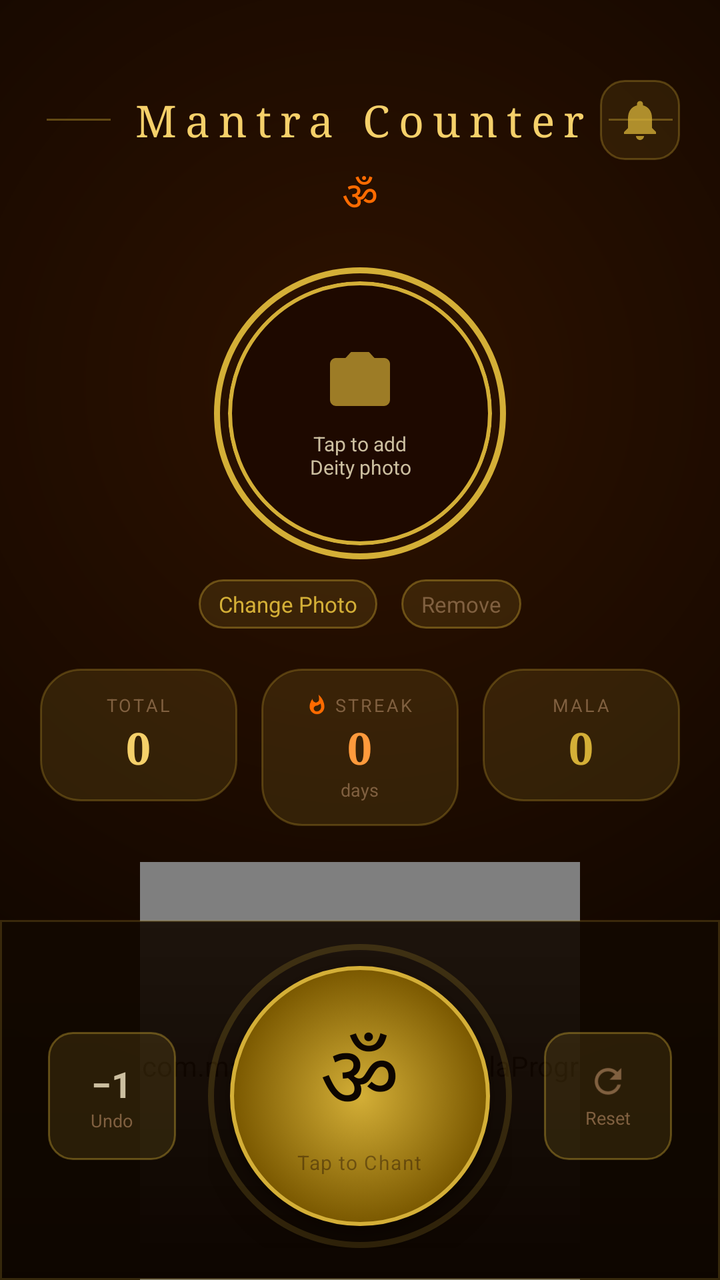
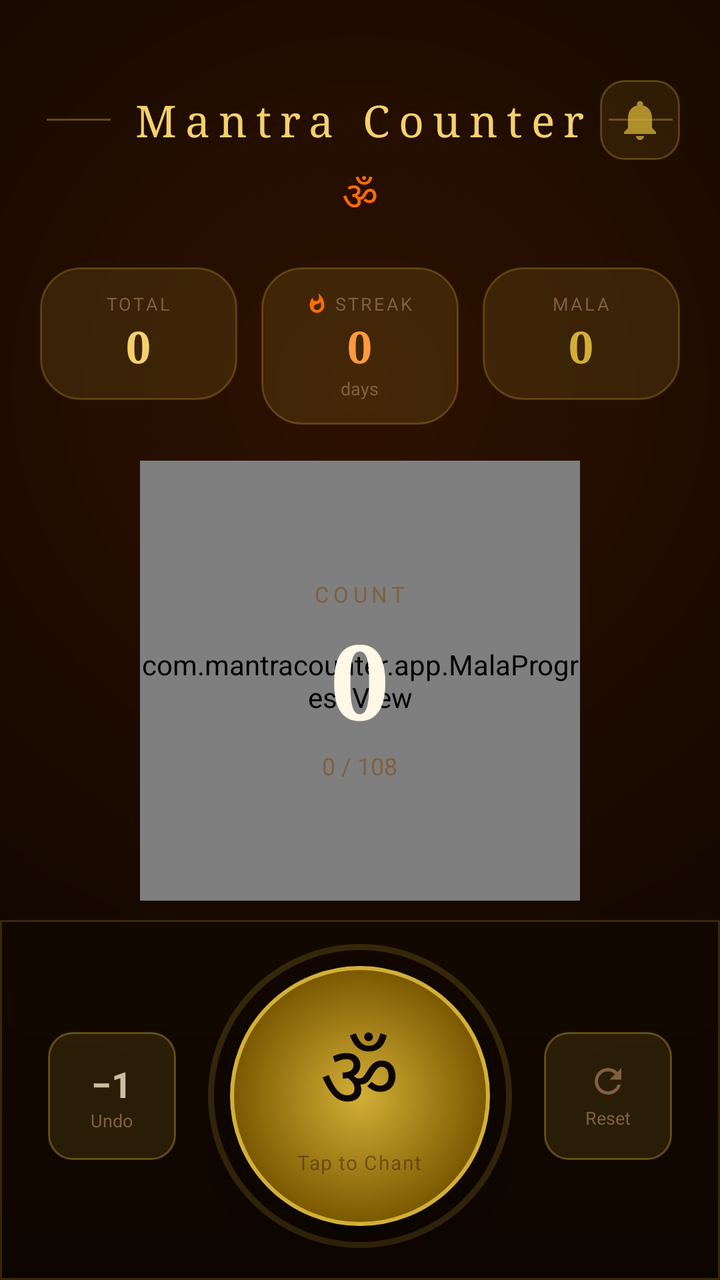

Compare the two renders of this Android layout. The source of the first and the diff that turns it into the second are given below.
<!-- AndroidManifest.xml: application theme Theme.MantraCounter -->
<!-- res/layout/activity_main.xml -->
<?xml version="1.0" encoding="utf-8"?>
<FrameLayout xmlns:android="http://schemas.android.com/apk/res/android"
    xmlns:app="http://schemas.android.com/apk/res-auto"
    xmlns:tools="http://schemas.android.com/tools"
    android:layout_width="match_parent"
    android:layout_height="match_parent"
    android:background="@drawable/bg_main_gradient"
    tools:context=".MainActivity">

    
    <androidx.core.widget.NestedScrollView
        android:layout_width="match_parent"
        android:layout_height="match_parent"
        android:paddingBottom="220dp"
        android:clipToPadding="false">

        <LinearLayout
            android:layout_width="match_parent"
            android:layout_height="wrap_content"
            android:orientation="vertical"
            android:gravity="center_horizontal"
            android:paddingTop="40dp"
            android:paddingLeft="20dp"
            android:paddingRight="20dp">

            
            <RelativeLayout
                android:layout_width="match_parent"
                android:layout_height="wrap_content"
                android:layout_marginBottom="4dp">

                <LinearLayout
                    android:layout_width="wrap_content"
                    android:layout_height="wrap_content"
                    android:orientation="horizontal"
                    android:gravity="center_vertical"
                    android:layout_centerInParent="true">

                    <View
                        android:layout_width="32dp"
                        android:layout_height="1dp"
                        android:background="#60D4AF37"
                        android:layout_marginEnd="10dp"/>

                    <TextView
                        android:layout_width="wrap_content"
                        android:layout_height="wrap_content"
                        android:text="@string/app_name"
                        android:textSize="22sp"
                        android:textColor="@color/gold_light"
                        android:letterSpacing="0.2"
                        android:fontFamily="serif" />

                    <View
                        android:layout_width="32dp"
                        android:layout_height="1dp"
                        android:background="#60D4AF37"
                        android:layout_marginStart="10dp"/>

                </LinearLayout>

                <ImageView
                    android:id="@+id/btnReminder"
                    android:layout_width="40dp"
                    android:layout_height="40dp"
                    android:src="@drawable/ic_bell_gold"
                    android:padding="8dp"
                    android:background="@drawable/bg_action_button"
                    android:layout_alignParentEnd="true"
                    android:layout_centerVertical="true"
                    android:clickable="true"
                    android:focusable="true"
                    android:contentDescription="@string/set_reminder"
                    android:alpha="0.8"/>

            </RelativeLayout>

            <TextView
                android:layout_width="wrap_content"
                android:layout_height="wrap_content"
                android:text="@string/om_symbol"
                android:textSize="20sp"
                android:textColor="@color/saffron"
                android:layout_marginBottom="20dp" />

            
            <FrameLayout
                android:layout_width="146dp"
                android:layout_height="146dp"
                android:layout_marginBottom="10dp">

                <View
                    android:layout_width="146dp"
                    android:layout_height="146dp"
                    android:background="@drawable/bg_deity_outer_ring"
                    android:layout_gravity="center" />

                <com.google.android.material.card.MaterialCardView
                    android:id="@+id/cardImage"
                    android:layout_width="132dp"
                    android:layout_height="132dp"
                    android:layout_gravity="center"
                    app:cardCornerRadius="66dp"
                    app:cardElevation="0dp"
                    app:strokeColor="@color/gold"
                    app:strokeWidth="2dp"
                    app:cardBackgroundColor="@color/bg_mid">

                    <FrameLayout
                        android:layout_width="match_parent"
                        android:layout_height="match_parent">

                        <ImageView
                            android:id="@+id/ivGoddess"
                            android:layout_width="match_parent"
                            android:layout_height="match_parent"
                            android:scaleType="centerCrop"
                            android:visibility="gone"
                            android:contentDescription="@string/deity_image_desc"/>

                        <LinearLayout
                            android:id="@+id/layoutUploadHint"
                            android:layout_width="match_parent"
                            android:layout_height="match_parent"
                            android:orientation="vertical"
                            android:gravity="center"
                            android:padding="12dp">

                            <ImageView
                                android:layout_width="36dp"
                                android:layout_height="36dp"
                                android:src="@drawable/ic_camera_gold"
                                android:alpha="0.7"
                                android:contentDescription="@null"/>

                            <TextView
                                android:layout_width="wrap_content"
                                android:layout_height="wrap_content"
                                android:text="@string/upload_deity"
                                android:textAlignment="center"
                                android:textColor="@color/text_secondary"
                                android:textSize="10sp"
                                android:layout_marginTop="6dp"/>

                        </LinearLayout>

                    </FrameLayout>

                </com.google.android.material.card.MaterialCardView>

            </FrameLayout>

            
            <LinearLayout
                android:layout_width="wrap_content"
                android:layout_height="wrap_content"
                android:orientation="horizontal"
                android:gravity="center"
                android:layout_marginBottom="20dp">

                <TextView
                    android:id="@+id/btnChangePhoto"
                    android:layout_width="wrap_content"
                    android:layout_height="wrap_content"
                    android:text="@string/change_photo"
                    android:textColor="@color/gold"
                    android:textSize="11sp"
                    android:paddingLeft="10dp"
                    android:paddingRight="10dp"
                    android:paddingTop="5dp"
                    android:paddingBottom="5dp"
                    android:background="@drawable/bg_action_button"
                    android:clickable="true"
                    android:focusable="true"/>

                <View android:layout_width="12dp" android:layout_height="1dp" />

                <TextView
                    android:id="@+id/btnClearImage"
                    android:layout_width="wrap_content"
                    android:layout_height="wrap_content"
                    android:text="@string/remove_photo"
                    android:textColor="@color/text_muted"
                    android:textSize="11sp"
                    android:paddingLeft="10dp"
                    android:paddingRight="10dp"
                    android:paddingTop="5dp"
                    android:paddingBottom="5dp"
                    android:background="@drawable/bg_action_button"
                    android:clickable="true"
                    android:focusable="true"/>

            </LinearLayout>

            
            <LinearLayout
                android:layout_width="match_parent"
                android:layout_height="wrap_content"
                android:orientation="horizontal"
                android:layout_marginBottom="18dp">

                <LinearLayout
                    android:layout_width="0dp"
                    android:layout_height="wrap_content"
                    android:layout_weight="1"
                    android:orientation="vertical"
                    android:gravity="center"
                    android:padding="12dp"
                    android:background="@drawable/bg_glass_card"
                    android:layout_marginEnd="6dp">

                    <TextView
                        android:layout_width="wrap_content"
                        android:layout_height="wrap_content"
                        android:text="@string/total_label"
                        android:textColor="@color/text_muted"
                        android:textSize="9sp"
                        android:letterSpacing="0.12" />

                    <TextView
                        android:id="@+id/tvTotalCount"
                        android:layout_width="wrap_content"
                        android:layout_height="wrap_content"
                        android:text="0"
                        android:textColor="@color/gold_light"
                        android:textSize="22sp"
                        android:textStyle="bold"
                        android:fontFamily="serif" />

                </LinearLayout>

                <LinearLayout
                    android:layout_width="0dp"
                    android:layout_height="wrap_content"
                    android:layout_weight="1"
                    android:orientation="vertical"
                    android:gravity="center"
                    android:padding="12dp"
                    android:background="@drawable/bg_glass_card"
                    android:layout_marginStart="6dp"
                    android:layout_marginEnd="6dp">

                    <LinearLayout
                        android:layout_width="wrap_content"
                        android:layout_height="wrap_content"
                        android:orientation="horizontal"
                        android:gravity="center_vertical">

                        <ImageView
                            android:layout_width="11dp"
                            android:layout_height="11dp"
                            android:src="@drawable/ic_fire"
                            android:contentDescription="@null"
                            android:layout_marginEnd="3dp"/>

                        <TextView
                            android:layout_width="wrap_content"
                            android:layout_height="wrap_content"
                            android:text="@string/streak_label"
                            android:textColor="@color/text_muted"
                            android:textSize="9sp"
                            android:letterSpacing="0.12" />

                    </LinearLayout>

                    <TextView
                        android:id="@+id/tvStreakDays"
                        android:layout_width="wrap_content"
                        android:layout_height="wrap_content"
                        android:text="0"
                        android:textColor="@color/saffron_light"
                        android:textSize="22sp"
                        android:textStyle="bold"
                        android:fontFamily="serif" />

                    <TextView
                        android:layout_width="wrap_content"
                        android:layout_height="wrap_content"
                        android:text="@string/days_label"
                        android:textColor="@color/text_muted"
                        android:textSize="9sp" />

                </LinearLayout>

                <LinearLayout
                    android:layout_width="0dp"
                    android:layout_height="wrap_content"
                    android:layout_weight="1"
                    android:orientation="vertical"
                    android:gravity="center"
                    android:padding="12dp"
                    android:background="@drawable/bg_glass_card"
                    android:layout_marginStart="6dp">

                    <TextView
                        android:layout_width="wrap_content"
                        android:layout_height="wrap_content"
                        android:text="@string/mala_label"
                        android:textColor="@color/text_muted"
                        android:textSize="9sp"
                        android:letterSpacing="0.12" />

                    <TextView
                        android:id="@+id/tvMalaCount"
                        android:layout_width="wrap_content"
                        android:layout_height="wrap_content"
                        android:text="0"
                        android:textColor="@color/gold"
                        android:textSize="22sp"
                        android:textStyle="bold"
                        android:fontFamily="serif" />

                </LinearLayout>

            </LinearLayout>

            
            <FrameLayout
                android:layout_width="220dp"
                android:layout_height="220dp">

                <com.mantracounter.app.MalaProgressView
                    android:id="@+id/malaProgressView"
                    android:layout_width="match_parent"
                    android:layout_height="match_parent" />

                <LinearLayout
                    android:layout_width="match_parent"
                    android:layout_height="match_parent"
                    android:orientation="vertical"
                    android:gravity="center">

                    <TextView
                        android:layout_width="wrap_content"
                        android:layout_height="wrap_content"
                        android:text="@string/count_label"
                        android:textColor="@color/text_muted"
                        android:textSize="11sp"
                        android:letterSpacing="0.2" />

                    <TextView
                        android:id="@+id/tvCount"
                        android:layout_width="wrap_content"
                        android:layout_height="wrap_content"
                        android:text="0"
                        android:textColor="@color/text_primary"
                        android:textSize="52sp"
                        android:textStyle="bold"
                        android:fontFamily="serif" />

                    <TextView
                        android:id="@+id/tvMalaProgress"
                        android:layout_width="wrap_content"
                        android:layout_height="wrap_content"
                        android:text="0 / 108"
                        android:textColor="@color/text_muted"
                        android:textSize="12sp" />

                </LinearLayout>

            </FrameLayout>

        </LinearLayout>

    </androidx.core.widget.NestedScrollView>

    
    <LinearLayout
        android:layout_width="match_parent"
        android:layout_height="wrap_content"
        android:layout_gravity="bottom"
        android:orientation="vertical"
        android:background="@drawable/bg_bottom_bar"
        android:paddingTop="12dp"
        android:paddingBottom="16dp"
        android:paddingLeft="24dp"
        android:paddingRight="24dp"
        android:elevation="12dp">

        
        <LinearLayout
            android:layout_width="match_parent"
            android:layout_height="wrap_content"
            android:orientation="horizontal"
            android:gravity="center_vertical">

            
            <LinearLayout
                android:id="@+id/btnMinusOne"
                android:layout_width="64dp"
                android:layout_height="64dp"
                android:orientation="vertical"
                android:gravity="center"
                android:background="@drawable/bg_action_button"
                android:clickable="true"
                android:focusable="true">

                <TextView
                    android:layout_width="wrap_content"
                    android:layout_height="wrap_content"
                    android:text="@string/minus_one"
                    android:textColor="@color/text_secondary"
                    android:textSize="18sp"
                    android:textStyle="bold" />

                <TextView
                    android:layout_width="wrap_content"
                    android:layout_height="wrap_content"
                    android:text="@string/undo_label"
                    android:textColor="@color/text_muted"
                    android:textSize="9sp" />

            </LinearLayout>

            
            <View android:layout_width="0dp" android:layout_height="1dp" android:layout_weight="1"/>

            
            <FrameLayout
                android:layout_width="152dp"
                android:layout_height="152dp">

                <View
                    android:id="@+id/viewPulseRing"
                    android:layout_width="152dp"
                    android:layout_height="152dp"
                    android:background="@drawable/bg_pulse_ring"
                    android:layout_gravity="center"
                    android:alpha="0.5" />

                <FrameLayout
                    android:id="@+id/btnCount"
                    android:layout_width="130dp"
                    android:layout_height="130dp"
                    android:layout_gravity="center"
                    android:background="@drawable/ripple_gold"
                    android:clickable="true"
                    android:focusable="true"
                    android:elevation="8dp">

                    <LinearLayout
                        android:layout_width="match_parent"
                        android:layout_height="match_parent"
                        android:orientation="vertical"
                        android:gravity="center">

                        <TextView
                            android:layout_width="wrap_content"
                            android:layout_height="wrap_content"
                            android:text="&#2384;"
                            android:textSize="44sp"
                            android:textColor="#0D0500"
                            android:fontFamily="serif" />

                        <TextView
                            android:layout_width="wrap_content"
                            android:layout_height="wrap_content"
                            android:text="@string/tap_to_chant"
                            android:textSize="10sp"
                            android:textColor="#661A0800"
                            android:letterSpacing="0.05"
                            android:layout_marginTop="2dp" />

                    </LinearLayout>

                </FrameLayout>

            </FrameLayout>

            
            <View android:layout_width="0dp" android:layout_height="1dp" android:layout_weight="1"/>

            
            <LinearLayout
                android:id="@+id/btnReset"
                android:layout_width="64dp"
                android:layout_height="64dp"
                android:orientation="vertical"
                android:gravity="center"
                android:background="@drawable/bg_action_button"
                android:clickable="true"
                android:focusable="true">

                <ImageView
                    android:layout_width="20dp"
                    android:layout_height="20dp"
                    android:src="@drawable/ic_refresh_gold"
                    android:contentDescription="@null" />

                <TextView
                    android:layout_width="wrap_content"
                    android:layout_height="wrap_content"
                    android:text="@string/reset"
                    android:textColor="@color/text_muted"
                    android:textSize="9sp"
                    android:layout_marginTop="2dp" />

            </LinearLayout>

        </LinearLayout>

    </LinearLayout>

</FrameLayout>
<!-- resources referenced by this layout -->
<resources>
  <color name="bg_mid">#1E0900</color>
  <color name="gold">#D4AF37</color>
  <color name="gold_light">#F5D06A</color>
  <color name="saffron">#FF6B00</color>
  <color name="saffron_light">#FF9A3C</color>
  <color name="text_muted">#806040</color>
  <color name="text_primary">#FFF8E7</color>
  <color name="text_secondary">#CCBFA0</color>
  <!-- drawable bg_bottom_bar (drawable) -->
  <?xml version="1.0" encoding="utf-8"?>
  <shape xmlns:android="http://schemas.android.com/apk/res/android">
      <gradient
          android:angle="270"
          android:startColor="#E6120800"
          android:endColor="#0D0500" />
      <stroke android:width="1dp" android:color="#33D4AF37" />
  </shape>
  <!-- drawable bg_deity_outer_ring (drawable) -->
  <?xml version="1.0" encoding="utf-8"?>
  <shape xmlns:android="http://schemas.android.com/apk/res/android"
      android:shape="oval">
      <solid android:color="#00000000" />
      <stroke android:width="3dp" android:color="#D4AF37" />
  </shape>
  <!-- drawable bg_glass_card (drawable) -->
  <?xml version="1.0" encoding="utf-8"?>
  <shape xmlns:android="http://schemas.android.com/apk/res/android"
      android:shape="rectangle">
      <solid android:color="#22D4AF37" />
      <stroke android:width="1dp" android:color="#44D4AF37" />
      <corners android:radius="20dp" />
  </shape>
  <!-- drawable bg_main_gradient (drawable) -->
  <?xml version="1.0" encoding="utf-8"?>
  <shape xmlns:android="http://schemas.android.com/apk/res/android">
      <gradient
          android:type="radial"
          android:gradientRadius="110%"
          android:centerX="0.5"
          android:centerY="0.3"
          android:startColor="#2E1200"
          android:endColor="#0D0500" />
  </shape>
  <!-- drawable bg_pulse_ring (drawable) -->
  <?xml version="1.0" encoding="utf-8"?>
  <shape xmlns:android="http://schemas.android.com/apk/res/android"
      android:shape="oval">
      <solid android:color="#00000000" />
      <stroke android:width="3dp" android:color="#60D4AF37" />
  </shape>
  <!-- drawable ic_camera_gold (drawable) -->
  <?xml version="1.0" encoding="utf-8"?>
  <vector xmlns:android="http://schemas.android.com/apk/res/android"
      android:width="24dp"
      android:height="24dp"
      android:viewportWidth="24"
      android:viewportHeight="24">
      <path
          android:fillColor="#D4AF37"
          android:pathData="M12,15.2A3.2,3.2 0 0,1 8.8,12A3.2,3.2 0 0,1 12,8.8A3.2,3.2 0 0,1 15.2,12A3.2,3.2 0 0,1 12,15.2M9,2L7.17,4H4C2.9,4 2,4.9 2,6V18A2,2 0 0,0 4,20H20A2,2 0 0,0 22,18V6C22,4.9 21.1,4 20,4H16.83L15,2H9M12,17A5,5 0 0,0 17,12A5,5 0 0,0 12,7A5,5 0 0,0 7,12A5,5 0 0,0 12,17Z" />
  </vector>
  <!-- drawable ripple_gold (drawable) -->
  <?xml version="1.0" encoding="utf-8"?>
  <ripple xmlns:android="http://schemas.android.com/apk/res/android"
      android:color="#60D4AF37">
      
      <item android:id="@android:id/mask" android:drawable="@drawable/bg_count_button" />
      <item android:drawable="@drawable/bg_count_button" />
  </ripple>
  <string name="app_name">Mantra Counter</string>
  <string name="change_photo">Change Photo</string>
  <string name="count_label">COUNT</string>
  <string name="days_label">days</string>
  <string name="deity_image_desc">Deity Photo</string>
  <string name="mala_label">MALA</string>
  <string name="minus_one">−1</string>
  <string name="om_symbol">ॐ</string>
  <string name="remove_photo">Remove</string>
  <string name="reset">Reset</string>
  <string name="set_reminder">Daily Reminder</string>
  <string name="streak_label">STREAK</string>
  <string name="tap_to_chant">Tap to Chant</string>
  <string name="total_label">TOTAL</string>
  <string name="undo_label">Undo</string>
  <string name="upload_deity">Tap to add\nDeity photo</string>
  <color name="gold_dark">#A07D10</color>
  <color name="bg_dark">#0D0500</color>
  <color name="saffron_dark">#CC4400</color>
  <color name="white">#FFFFFFFF</color>
  <!-- unchanged entries left out for length: 6 -->
</resources>

<!-- the commit's change to res/layout/activity_main.xml (unified diff, before → after) -->
@@ -84,115 +84,6 @@
                 android:layout_marginBottom="20dp" />
 
             
-            <FrameLayout
-                android:layout_width="146dp"
-                android:layout_height="146dp"
-                android:layout_marginBottom="10dp">
-
-                <View
-                    android:layout_width="146dp"
-                    android:layout_height="146dp"
-                    android:background="@drawable/bg_deity_outer_ring"
-                    android:layout_gravity="center" />
-
-                <com.google.android.material.card.MaterialCardView
-                    android:id="@+id/cardImage"
-                    android:layout_width="132dp"
-                    android:layout_height="132dp"
-                    android:layout_gravity="center"
-                    app:cardCornerRadius="66dp"
-                    app:cardElevation="0dp"
-                    app:strokeColor="@color/gold"
-                    app:strokeWidth="2dp"
-                    app:cardBackgroundColor="@color/bg_mid">
-
-                    <FrameLayout
-                        android:layout_width="match_parent"
-                        android:layout_height="match_parent">
-
-                        <ImageView
-                            android:id="@+id/ivGoddess"
-                            android:layout_width="match_parent"
-                            android:layout_height="match_parent"
-                            android:scaleType="centerCrop"
-                            android:visibility="gone"
-                            android:contentDescription="@string/deity_image_desc"/>
-
-                        <LinearLayout
-                            android:id="@+id/layoutUploadHint"
-                            android:layout_width="match_parent"
-                            android:layout_height="match_parent"
-                            android:orientation="vertical"
-                            android:gravity="center"
-                            android:padding="12dp">
-
-                            <ImageView
-                                android:layout_width="36dp"
-                                android:layout_height="36dp"
-                                android:src="@drawable/ic_camera_gold"
-                                android:alpha="0.7"
-                                android:contentDescription="@null"/>
-
-                            <TextView
-                                android:layout_width="wrap_content"
-                                android:layout_height="wrap_content"
-                                android:text="@string/upload_deity"
-                                android:textAlignment="center"
-                                android:textColor="@color/text_secondary"
-                                android:textSize="10sp"
-                                android:layout_marginTop="6dp"/>
-
-                        </LinearLayout>
-
-                    </FrameLayout>
-
-                </com.google.android.material.card.MaterialCardView>
-
-            </FrameLayout>
-
-            
-            <LinearLayout
-                android:layout_width="wrap_content"
-                android:layout_height="wrap_content"
-                android:orientation="horizontal"
-                android:gravity="center"
-                android:layout_marginBottom="20dp">
-
-                <TextView
-                    android:id="@+id/btnChangePhoto"
-                    android:layout_width="wrap_content"
-                    android:layout_height="wrap_content"
-                    android:text="@string/change_photo"
-                    android:textColor="@color/gold"
-                    android:textSize="11sp"
-                    android:paddingLeft="10dp"
-                    android:paddingRight="10dp"
-                    android:paddingTop="5dp"
-                    android:paddingBottom="5dp"
-                    android:background="@drawable/bg_action_button"
-                    android:clickable="true"
-                    android:focusable="true"/>
-
-                <View android:layout_width="12dp" android:layout_height="1dp" />
-
-                <TextView
-                    android:id="@+id/btnClearImage"
-                    android:layout_width="wrap_content"
-                    android:layout_height="wrap_content"
-                    android:text="@string/remove_photo"
-                    android:textColor="@color/text_muted"
-                    android:textSize="11sp"
-                    android:paddingLeft="10dp"
-                    android:paddingRight="10dp"
-                    android:paddingTop="5dp"
-                    android:paddingBottom="5dp"
-                    android:background="@drawable/bg_action_button"
-                    android:clickable="true"
-                    android:focusable="true"/>
-
-            </LinearLayout>
-
-            
             <LinearLayout
                 android:layout_width="match_parent"
                 android:layout_height="wrap_content"
<!-- resource entries referenced after the edit -->
@@ -1,6 +1,5 @@
 <!-- resources referenced by this layout -->
 <resources>
-  <color name="bg_mid">#1E0900</color>
   <color name="gold">#D4AF37</color>
   <color name="gold_light">#F5D06A</color>
   <color name="saffron">#FF6B00</color>
@@ -16,13 +15,6 @@
           android:startColor="#E6120800"
           android:endColor="#0D0500" />
       <stroke android:width="1dp" android:color="#33D4AF37" />
-  </shape>
-  <!-- drawable bg_deity_outer_ring (drawable) -->
-  <?xml version="1.0" encoding="utf-8"?>
-  <shape xmlns:android="http://schemas.android.com/apk/res/android"
-      android:shape="oval">
-      <solid android:color="#00000000" />
-      <stroke android:width="3dp" android:color="#D4AF37" />
   </shape>
   <!-- drawable bg_glass_card (drawable) -->
   <?xml version="1.0" encoding="utf-8"?>
@@ -50,17 +42,6 @@
       <solid android:color="#00000000" />
       <stroke android:width="3dp" android:color="#60D4AF37" />
   </shape>
-  <!-- drawable ic_camera_gold (drawable) -->
-  <?xml version="1.0" encoding="utf-8"?>
-  <vector xmlns:android="http://schemas.android.com/apk/res/android"
-      android:width="24dp"
-      android:height="24dp"
-      android:viewportWidth="24"
-      android:viewportHeight="24">
-      <path
-          android:fillColor="#D4AF37"
-          android:pathData="M12,15.2A3.2,3.2 0 0,1 8.8,12A3.2,3.2 0 0,1 12,8.8A3.2,3.2 0 0,1 15.2,12A3.2,3.2 0 0,1 12,15.2M9,2L7.17,4H4C2.9,4 2,4.9 2,6V18A2,2 0 0,0 4,20H20A2,2 0 0,0 22,18V6C22,4.9 21.1,4 20,4H16.83L15,2H9M12,17A5,5 0 0,0 17,12A5,5 0 0,0 12,7A5,5 0 0,0 7,12A5,5 0 0,0 12,17Z" />
-  </vector>
   <!-- drawable ripple_gold (drawable) -->
   <?xml version="1.0" encoding="utf-8"?>
   <ripple xmlns:android="http://schemas.android.com/apk/res/android"
@@ -70,21 +51,17 @@
       <item android:drawable="@drawable/bg_count_button" />
   </ripple>
   <string name="app_name">Mantra Counter</string>
-  <string name="change_photo">Change Photo</string>
   <string name="count_label">COUNT</string>
   <string name="days_label">days</string>
-  <string name="deity_image_desc">Deity Photo</string>
   <string name="mala_label">MALA</string>
   <string name="minus_one">−1</string>
   <string name="om_symbol">ॐ</string>
-  <string name="remove_photo">Remove</string>
   <string name="reset">Reset</string>
   <string name="set_reminder">Daily Reminder</string>
   <string name="streak_label">STREAK</string>
   <string name="tap_to_chant">Tap to Chant</string>
   <string name="total_label">TOTAL</string>
   <string name="undo_label">Undo</string>
-  <string name="upload_deity">Tap to add\nDeity photo</string>
   <color name="gold_dark">#A07D10</color>
   <color name="bg_dark">#0D0500</color>
   <color name="saffron_dark">#CC4400</color>
